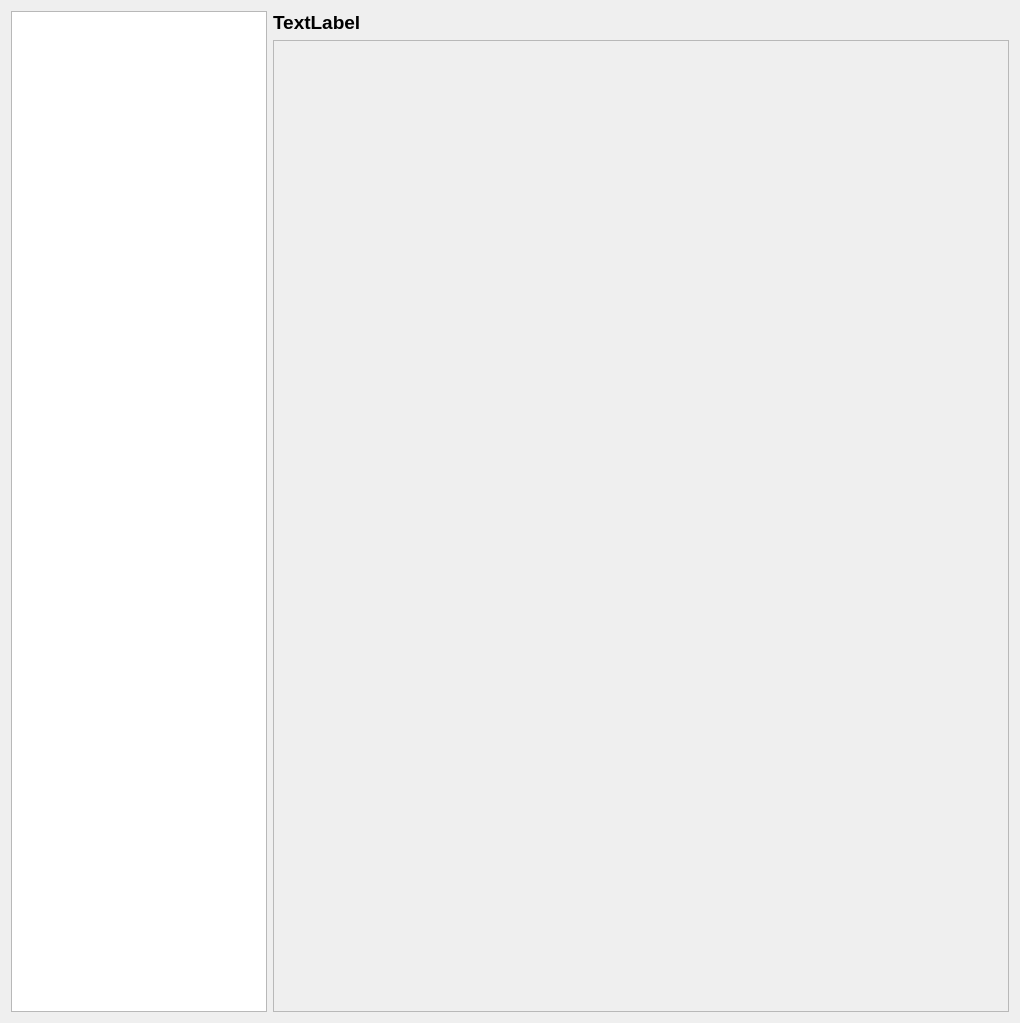
This is src/gui/widgets/optionswindow.ui in ripose-jp/Memento as Qt 5 draws it before an edit. The edited form follows.
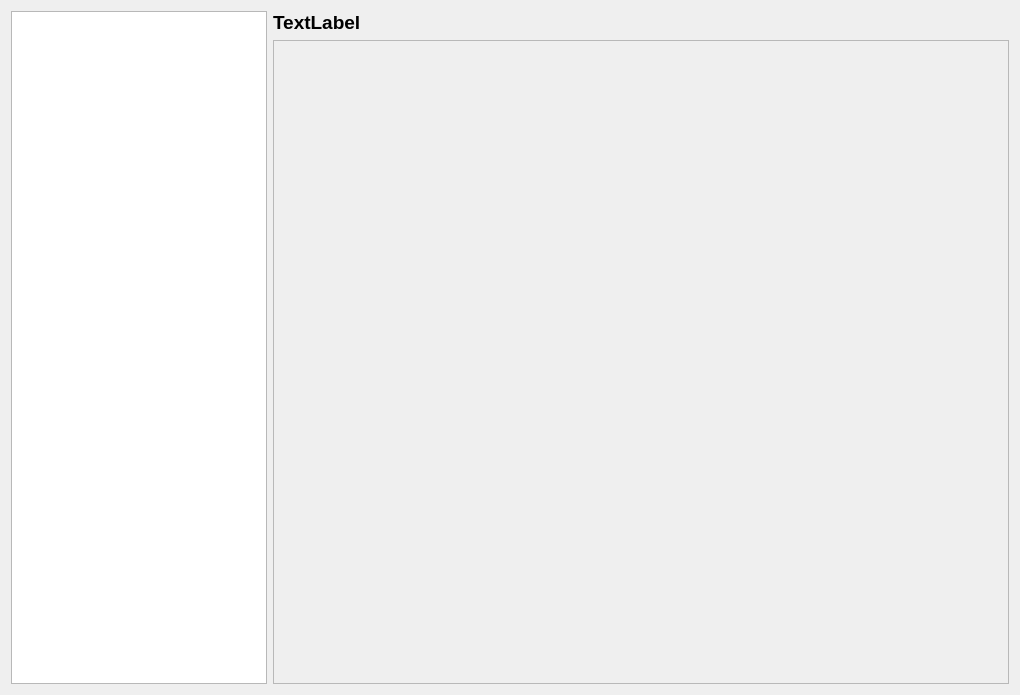
This is the edited form.

The edit to the form file:
```diff
--- a/src/gui/widgets/optionswindow.ui
+++ b/src/gui/widgets/optionswindow.ui
@@ -7,7 +7,7 @@
     <x>0</x>
     <y>0</y>
     <width>1020</width>
-    <height>1023</height>
+    <height>695</height>
    </rect>
   </property>
   <property name="windowTitle">
@@ -66,7 +66,7 @@
           <x>0</x>
           <y>0</y>
           <width>740</width>
-          <height>969</height>
+          <height>641</height>
          </rect>
         </property>
         <layout class="QVBoxLayout" name="layoutWidgets">
```
